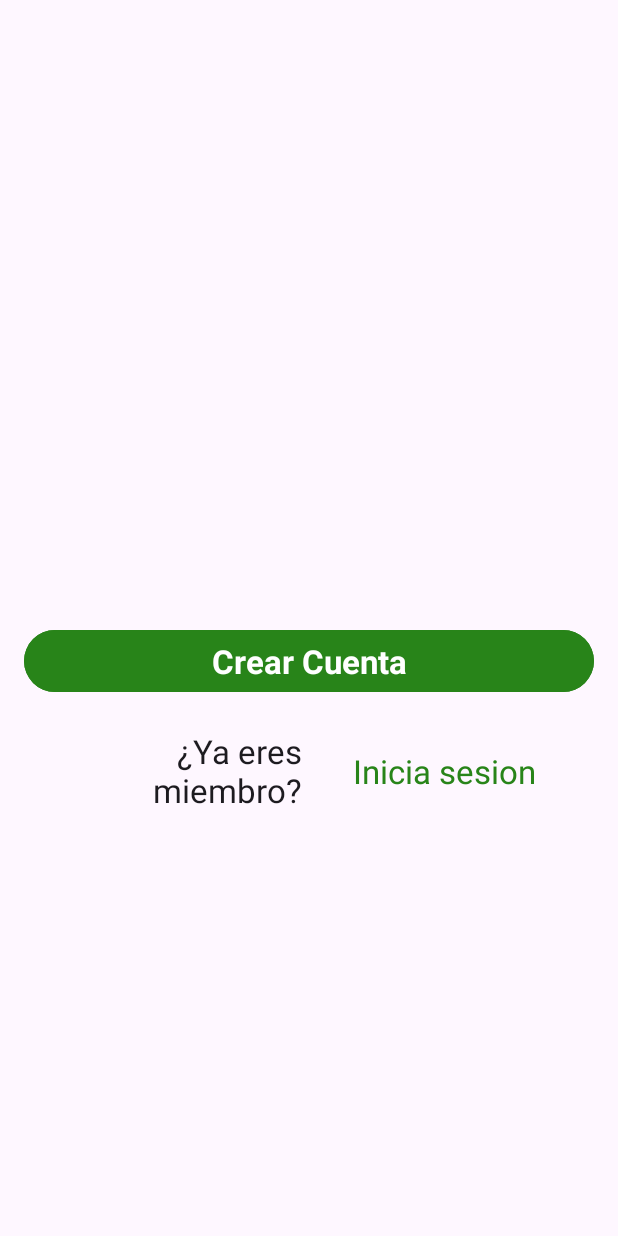
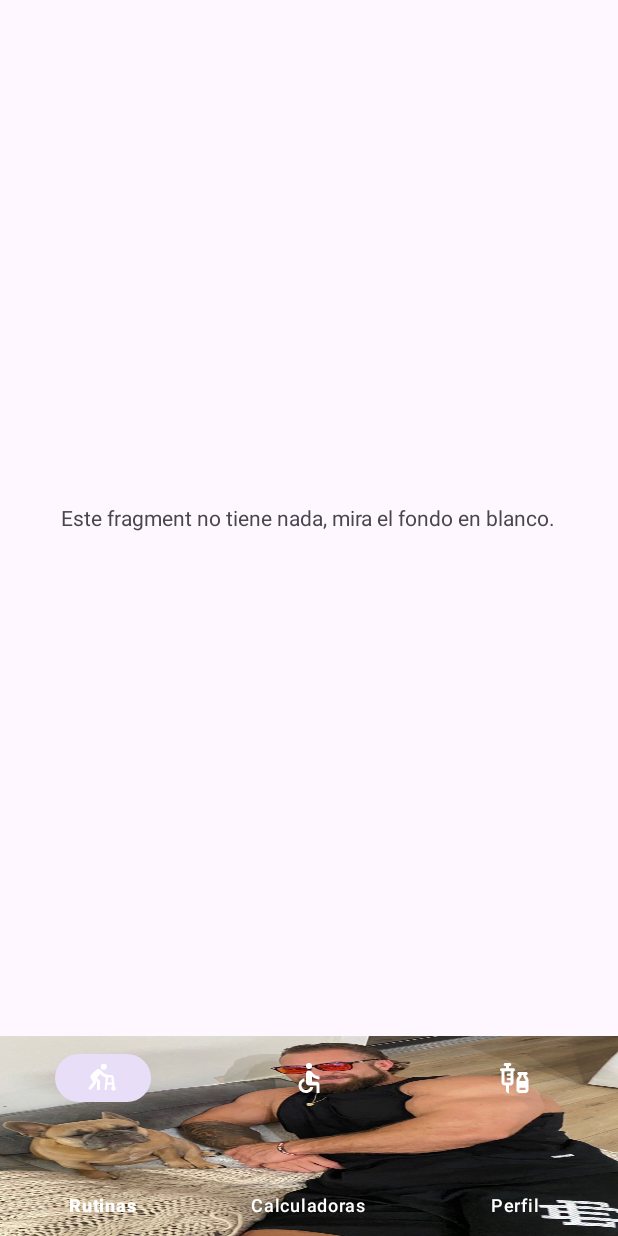
Before and after one commit to Hjklks11/LearningStrenght, an Android app: the screen it shows after launch (MainActivity before the commit, PantallaPrincipal after it), on a phone screen of 412 x 824 dp. Run offline under Robolectric (Android 15) with nearby library versions, the phone set to English and light mode, and no system bars; our stand-ins replace Firebase (no records; nobody signed in at launch, a user with empty details on screens opened directly).

Commit message:
Navigation bar 1

```diff
--- a/app/build.gradle
+++ b/app/build.gradle
@@ -23,6 +23,11 @@ android {
             proguardFiles getDefaultProguardFile('proguard-android-optimize.txt'), 'proguard-rules.pro'
         }
     }
+
+    buildFeatures {
+        viewBinding true
+    }
+
     compileOptions {
         sourceCompatibility JavaVersion.VERSION_1_8
         targetCompatibility JavaVersion.VERSION_1_8
--- a/app/src/main/java/com/example/learningstrenght/PantallaPrincipal.java
+++ b/app/src/main/java/com/example/learningstrenght/PantallaPrincipal.java
@@ -4,6 +4,9 @@ import static android.content.ContentValues.TAG;
 
 import androidx.annotation.NonNull;
 import androidx.appcompat.app.AppCompatActivity;
+import androidx.fragment.app.Fragment;
+import androidx.fragment.app.FragmentManager;
+import androidx.fragment.app.FragmentTransaction;
 
 import android.content.Intent;
 import android.os.Bundle;
@@ -12,9 +15,13 @@ import android.view.View;
 import android.widget.Button;
 import android.widget.Toast;
 
+import com.example.learningstrenght.calculadoras.CalculadorasFragment;
 import com.example.learningstrenght.calculadoras.calorias.CalculadoraCaloriasActivity;
 import com.example.learningstrenght.calculadoras.rm.CalculadoraRmActivity;
+import com.example.learningstrenght.databinding.ActivityMainBinding;
+import com.example.learningstrenght.databinding.ActivityPantallaPrincipalBinding;
 import com.example.learningstrenght.login.MainActivity;
+import com.example.learningstrenght.rutinas.RutinasFragment;
 import com.google.android.gms.tasks.OnCompleteListener;
 import com.google.android.gms.tasks.OnFailureListener;
 import com.google.android.gms.tasks.Task;
@@ -23,45 +30,48 @@ import com.google.firebase.auth.FirebaseAuth;
 import com.google.firebase.auth.FirebaseUser;
 
 public class PantallaPrincipal extends AppCompatActivity {
-    Button signOut, calculadoraRm, calculadoraMacros;
     FirebaseAuth mAuth;
+    ActivityPantallaPrincipalBinding binding;
 
     @Override
     protected void onCreate(Bundle savedInstanceState) {
         super.onCreate(savedInstanceState);
-        setContentView(R.layout.activity_pantalla_principal);
+        binding = ActivityPantallaPrincipalBinding.inflate(getLayoutInflater());
+        setContentView(binding.getRoot());
+        replaceFragment(new RutinasFragment());
 
         mAuth = FirebaseAuth.getInstance();
 
-        signOut = findViewById(R.id.btnSignOutPantallaPrincipal);
-        calculadoraRm = findViewById(R.id.btnCalculadoraRmPantallaPrincipal);
-        calculadoraMacros = findViewById(R.id.btnCalculadoraMacrosPantallaPrincipal);
-        signOut.setOnClickListener(new View.OnClickListener() {
-            @Override
-            public void onClick(View view) {
-                mAuth.signOut();
-                startActivity(new Intent(PantallaPrincipal.this, MainActivity.class));
+        binding.bottomNavigationViewPantallaPrincipal.setOnItemSelectedListener(item -> {
+            switch (item.getItemId()){
+                case R.id.Rutinas:
+                    replaceFragment(new RutinasFragment());
+                    break;
+                case R.id.Calculadoras:
+                    replaceFragment(new CalculadorasFragment());
+                    break;
+                case R.id.Perfil:
+                    replaceFragment(new PerfilUsuarioFragment());
+                    break;
             }
+
+            return true;
         });
-        calculadoraRm.setOnClickListener(new View.OnClickListener() {
-            @Override
-            public void onClick(View view) {
-                startActivity(new Intent(PantallaPrincipal.this, CalculadoraRmActivity.class));
-            }
-        });
-        calculadoraMacros.setOnClickListener(new View.OnClickListener() {
-            @Override
-            public void onClick(View view) {
-                startActivity(new Intent(PantallaPrincipal.this, CalculadoraCaloriasActivity.class));
-            }
-        });
+
     }
+
+    private void replaceFragment(Fragment fragment){
+        FragmentManager fragmentManager = getSupportFragmentManager();
+        FragmentTransaction fragmentTransaction = fragmentManager.beginTransaction();
+        fragmentTransaction.replace(R.id.frameLayoutPantallaPrincipal, fragment);
+        fragmentTransaction.commit();
+    }
+
     @Override
     protected void onStart() {
         super.onStart();
         FirebaseUser currentUser = mAuth.getCurrentUser();
         if (currentUser == null){
-            startActivity(new Intent(PantallaPrincipal.this, MainActivity.class));
             signInAnonymous();
         }
     }
@@ -71,6 +81,7 @@ public class PantallaPrincipal extends AppCompatActivity {
             public void onComplete(@NonNull Task<AuthResult> task) {
                 if (task.isSuccessful()){
                     Toast.makeText(PantallaPrincipal.this, "Signed in Anonymously", Toast.LENGTH_SHORT).show();
+                    startActivity(new Intent(PantallaPrincipal.this, MainActivity.class));
                 }else {
                     Toast.makeText(PantallaPrincipal.this, "Not Succesful. " + task.getException().getLocalizedMessage(), Toast.LENGTH_SHORT).show();
                 }
--- /dev/null
+++ b/app/src/main/java/com/example/learningstrenght/rutinas/RutinasFragment.java
@@ -0,0 +1,66 @@
+package com.example.learningstrenght.rutinas;
+
+import android.os.Bundle;
+
+import androidx.fragment.app.Fragment;
+
+import android.view.LayoutInflater;
+import android.view.View;
+import android.view.ViewGroup;
+
+import com.example.learningstrenght.R;
+
+/**
+ * A simple {@link Fragment} subclass.
+ * Use the {@link RutinasFragment#newInstance} factory method to
+ * create an instance of this fragment.
+ */
+public class RutinasFragment extends Fragment {
+
+    // TODO: Rename parameter arguments, choose names that match
+    // the fragment initialization parameters, e.g. ARG_ITEM_NUMBER
+    private static final String ARG_PARAM1 = "param1";
+    private static final String ARG_PARAM2 = "param2";
+
+    // TODO: Rename and change types of parameters
+    private String mParam1;
+    private String mParam2;
+
+    public RutinasFragment() {
+        // Required empty public constructor
+    }
+
+    /**
+     * Use this factory method to create a new instance of
+     * this fragment using the provided parameters.
+     *
+     * @param param1 Parameter 1.
+     * @param param2 Parameter 2.
+     * @return A new instance of fragment RutinasFragment.
+     */
+    // TODO: Rename and change types and number of parameters
+    public static RutinasFragment newInstance(String param1, String param2) {
+        RutinasFragment fragment = new RutinasFragment();
+        Bundle args = new Bundle();
+        args.putString(ARG_PARAM1, param1);
+        args.putString(ARG_PARAM2, param2);
+        fragment.setArguments(args);
+        return fragment;
+    }
+
+    @Override
+    public void onCreate(Bundle savedInstanceState) {
+        super.onCreate(savedInstanceState);
+        if (getArguments() != null) {
+            mParam1 = getArguments().getString(ARG_PARAM1);
+            mParam2 = getArguments().getString(ARG_PARAM2);
+        }
+    }
+
+    @Override
+    public View onCreateView(LayoutInflater inflater, ViewGroup container,
+                             Bundle savedInstanceState) {
+        // Inflate the layout for this fragment
+        return inflater.inflate(R.layout.fragment_rutinas, container, false);
+    }
+}
--- /dev/null
+++ b/app/src/main/res/drawable/baseline_accessible_24.xml
@@ -0,0 +1,6 @@
+<vector android:autoMirrored="true" android:height="24dp"
+    android:tint="#000000" android:viewportHeight="24"
+    android:viewportWidth="24" android:width="24dp" xmlns:android="http://schemas.android.com/apk/res/android">
+    <path android:fillColor="@android:color/white" android:pathData="M12,4m-2,0a2,2 0,1 1,4 0a2,2 0,1 1,-4 0"/>
+    <path android:fillColor="@android:color/white" android:pathData="M19,13v-2c-1.54,0.02 -3.09,-0.75 -4.07,-1.83l-1.29,-1.43c-0.17,-0.19 -0.38,-0.34 -0.61,-0.45 -0.01,0 -0.01,-0.01 -0.02,-0.01L13,7.28c-0.35,-0.2 -0.75,-0.3 -1.19,-0.26C10.76,7.11 10,8.04 10,9.09L10,15c0,1.1 0.9,2 2,2h5v5h2v-5.5c0,-1.1 -0.9,-2 -2,-2h-3v-3.45c1.29,1.07 3.25,1.94 5,1.95zM12.83,18c-0.41,1.16 -1.52,2 -2.83,2 -1.66,0 -3,-1.34 -3,-3 0,-1.31 0.84,-2.41 2,-2.83L9,12.1c-2.28,0.46 -4,2.48 -4,4.9 0,2.76 2.24,5 5,5 2.42,0 4.44,-1.72 4.9,-4h-2.07z"/>
+</vector>
--- /dev/null
+++ b/app/src/main/res/drawable/baseline_assist_walker_24.xml
@@ -0,0 +1,6 @@
+<vector android:height="24dp" android:tint="#000000"
+    android:viewportHeight="24" android:viewportWidth="24"
+    android:width="24dp" xmlns:android="http://schemas.android.com/apk/res/android">
+    <path android:fillColor="@android:color/white" android:pathData="M12.5,4.5m-2,0a2,2 0,1 1,4 0a2,2 0,1 1,-4 0"/>
+    <path android:fillColor="@android:color/white" android:pathData="M19.77,17.72l-0.64,-6.37C19.06,10.58 18.41,10 17.64,10H16c-1.5,-0.02 -2.86,-0.54 -3.76,-1.44l-2,-1.98C10.08,6.42 9.62,6 8.83,6C8.32,6 7.81,6.2 7.42,6.59L4.08,9.91c-0.53,0.68 -0.51,1.57 -0.21,2.13l1.43,2.8l-3.15,4.05l1.57,1.24l3.68,-4.73l-0.17,-1.36L8,14.75V20h2v-6.12l-2.12,-2.12l2.36,-2.36c0.94,0.94 1.72,1.82 3.59,2.32L13,20h1.5l0.41,-3.5h3.18l0.14,1.22c-0.44,0.26 -0.73,0.74 -0.73,1.28c0,0.83 0.67,1.5 1.5,1.5s1.5,-0.67 1.5,-1.5C20.5,18.46 20.21,17.98 19.77,17.72zM15.09,15l0.41,-3.5h2l0.41,3.5H15.09z"/>
+</vector>
--- /dev/null
+++ b/app/src/main/res/drawable/baseline_fitness_center_24.xml
@@ -0,0 +1,5 @@
+<vector android:height="24dp" android:tint="#000000"
+    android:viewportHeight="24" android:viewportWidth="24"
+    android:width="24dp" xmlns:android="http://schemas.android.com/apk/res/android">
+    <path android:fillColor="@android:color/white" android:pathData="M20.57,14.86L22,13.43 20.57,12 17,15.57 8.43,7 12,3.43 10.57,2 9.14,3.43 7.71,2 5.57,4.14 4.14,2.71 2.71,4.14l1.43,1.43L2,7.71l1.43,1.43L2,10.57 3.43,12 7,8.43 15.57,17 12,20.57 13.43,22l1.43,-1.43L16.29,22l2.14,-2.14 1.43,1.43 1.43,-1.43 -1.43,-1.43L22,16.29z"/>
+</vector>
--- /dev/null
+++ b/app/src/main/res/drawable/baseline_vaccines_24.xml
@@ -0,0 +1,5 @@
+<vector android:height="24dp" android:tint="#000000"
+    android:viewportHeight="24" android:viewportWidth="24"
+    android:width="24dp" xmlns:android="http://schemas.android.com/apk/res/android">
+    <path android:fillColor="@android:color/white" android:pathData="M11,5.5H8V4h0.5c0.55,0 1,-0.45 1,-1c0,-0.55 -0.45,-1 -1,-1h-3c-0.55,0 -1,0.45 -1,1c0,0.55 0.45,1 1,1H6v1.5H3c-0.55,0 -1,0.45 -1,1c0,0.55 0.45,1 1,1V15c0,1.1 0.9,2 2,2h1v4l2,1.5V17h1c1.1,0 2,-0.9 2,-2V7.5c0.55,0 1,-0.45 1,-1C12,5.95 11.55,5.5 11,5.5zM9,9H7.25C6.84,9 6.5,9.34 6.5,9.75c0,0.41 0.34,0.75 0.75,0.75H9V12H7.25c-0.41,0 -0.75,0.34 -0.75,0.75c0,0.41 0.34,0.75 0.75,0.75H9L9,15H5V7.5h4V9zM19.5,10.5V10c0.55,0 1,-0.45 1,-1c0,-0.55 -0.45,-1 -1,-1h-5c-0.55,0 -1,0.45 -1,1c0,0.55 0.45,1 1,1v0.5c0,0.5 -1.5,1.16 -1.5,3V20c0,1.1 0.9,2 2,2h4c1.1,0 2,-0.9 2,-2v-6.5C21,11.66 19.5,11 19.5,10.5zM16.5,10.5V10h1v0.5c0,1.6 1.5,2 1.5,3V14h-4c0,-0.21 0,-0.39 0,-0.5C15,12.5 16.5,12.1 16.5,10.5zM15,20c0,0 0,-0.63 0,-1.5h4V20H15z"/>
+</vector>
--- a/app/src/main/res/layout/activity_pantalla_principal.xml
+++ b/app/src/main/res/layout/activity_pantalla_principal.xml
@@ -7,35 +7,26 @@
     android:orientation="vertical"
     tools:context=".PantallaPrincipal">
 
-    <Button
-        android:id="@+id/btnSignOutPantallaPrincipal"
-        android:layout_width="wrap_content"
-        android:layout_height="wrap_content"
-        android:text="SignOut"
-        app:layout_constraintEnd_toEndOf="parent"
-        app:layout_constraintTop_toTopOf="parent" />
-
-    <LinearLayout
-        android:layout_width="wrap_content"
-        android:layout_height="wrap_content"
-        android:orientation="horizontal"
-        app:layout_constraintBottom_toBottomOf="parent"
+    <FrameLayout
+        android:id="@+id/frameLayoutPantallaPrincipal"
+        android:layout_width="0dp"
+        android:layout_height="0dp"
+        app:layout_constraintBottom_toTopOf="@+id/bottomNavigationViewPantallaPrincipal"
         app:layout_constraintEnd_toEndOf="parent"
         app:layout_constraintStart_toStartOf="parent"
         app:layout_constraintTop_toTopOf="parent">
 
-        <Button
-            android:id="@+id/btnCalculadoraRmPantallaPrincipal"
-            android:layout_width="wrap_content"
-            android:layout_height="wrap_content"
-            android:layout_marginRight="16dp"
-            android:text="Calculadora Rm" />
+    </FrameLayout>
 
-        <Button
-            android:id="@+id/btnCalculadoraMacrosPantallaPrincipal"
-            android:layout_width="wrap_content"
-            android:layout_height="wrap_content"
-            android:text="Calculadora Macros" />
-    </LinearLayout>
-
+    <com.google.android.material.bottomnavigation.BottomNavigationView
+        android:id="@+id/bottomNavigationViewPantallaPrincipal"
+        android:layout_width="0dp"
+        android:layout_height="200px"
+        app:layout_constraintBottom_toBottomOf="parent"
+        app:layout_constraintEnd_toEndOf="parent"
+        app:layout_constraintStart_toStartOf="parent"
+        app:menu="@menu/bottom_nav_menu"
+        android:background="@drawable/cbumperro"
+        app:itemIconTint="@color/white"
+        app:itemTextColor="@color/white"/>
 </androidx.constraintlayout.widget.ConstraintLayout>
--- /dev/null
+++ b/app/src/main/res/layout/fragment_rutinas.xml
@@ -0,0 +1,16 @@
+<?xml version="1.0" encoding="utf-8"?>
+<FrameLayout xmlns:android="http://schemas.android.com/apk/res/android"
+    xmlns:app="http://schemas.android.com/apk/res-auto"
+    xmlns:tools="http://schemas.android.com/tools"
+    android:layout_width="match_parent"
+    android:layout_height="match_parent"
+    tools:context=".rutinas.RutinasFragment">
+
+    <!-- TODO: Update blank fragment layout -->
+    <TextView
+        android:layout_width="wrap_content"
+        android:layout_height="wrap_content"
+        android:layout_gravity="center"
+        android:text="Este fragment no tiene nada, mira el fondo en blanco." />
+
+</FrameLayout>
--- /dev/null
+++ b/app/src/main/res/menu/bottom_nav_menu.xml
@@ -0,0 +1,17 @@
+<?xml version="1.0" encoding="utf-8"?>
+<menu xmlns:app="http://schemas.android.com/apk/res-auto"
+    xmlns:android="http://schemas.android.com/apk/res/android">
+
+    <item android:title="Rutinas"
+        android:icon="@drawable/baseline_assist_walker_24"
+        android:id="@+id/Rutinas"/>
+
+    <item android:title="Calculadoras"
+        android:icon="@drawable/baseline_accessible_24"
+        android:id="@+id/Calculadoras"/>
+
+    <item android:title="Perfil"
+        android:icon="@drawable/baseline_vaccines_24"
+        android:id="@+id/Perfil"/>
+
+</menu>
--- a/app/src/main/res/values/strings.xml
+++ b/app/src/main/res/values/strings.xml
@@ -33,5 +33,7 @@
         <item>Ganar peso moderado</item>
         <item>Ganar peso intenso</item>
     </string-array>
+    <!-- TODO: Remove or change this placeholder text -->
+    <string name="hello_blank_fragment">Hello blank fragment</string>
 
 </resources>
```
Also changed, not shown: app/src/main/java/com/example/learningstrenght/PerfilUsuarioFragment.java (added, +62 -0 lines), app/src/main/java/com/example/learningstrenght/calculadoras/CalculadorasFragment.java (added, +162 -0 lines), app/src/main/res/layout/fragment_calculadoras.xml (added, +128 -0 lines), app/src/main/res/layout/fragment_perfil_usuario.xml (added, +110 -0 lines).
